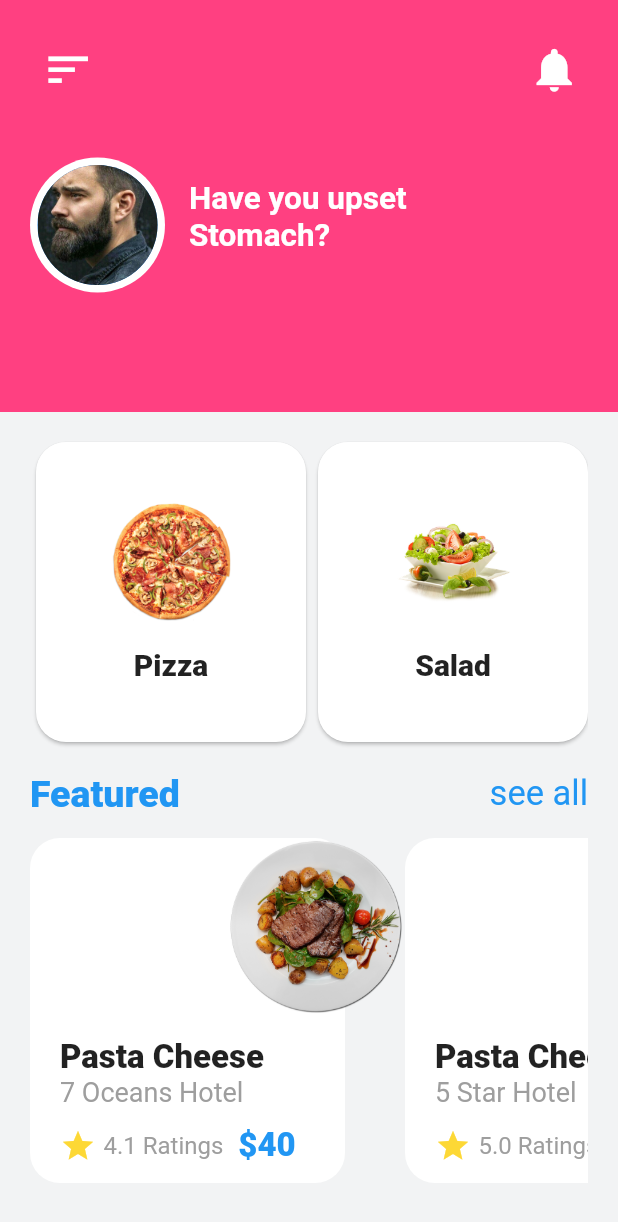
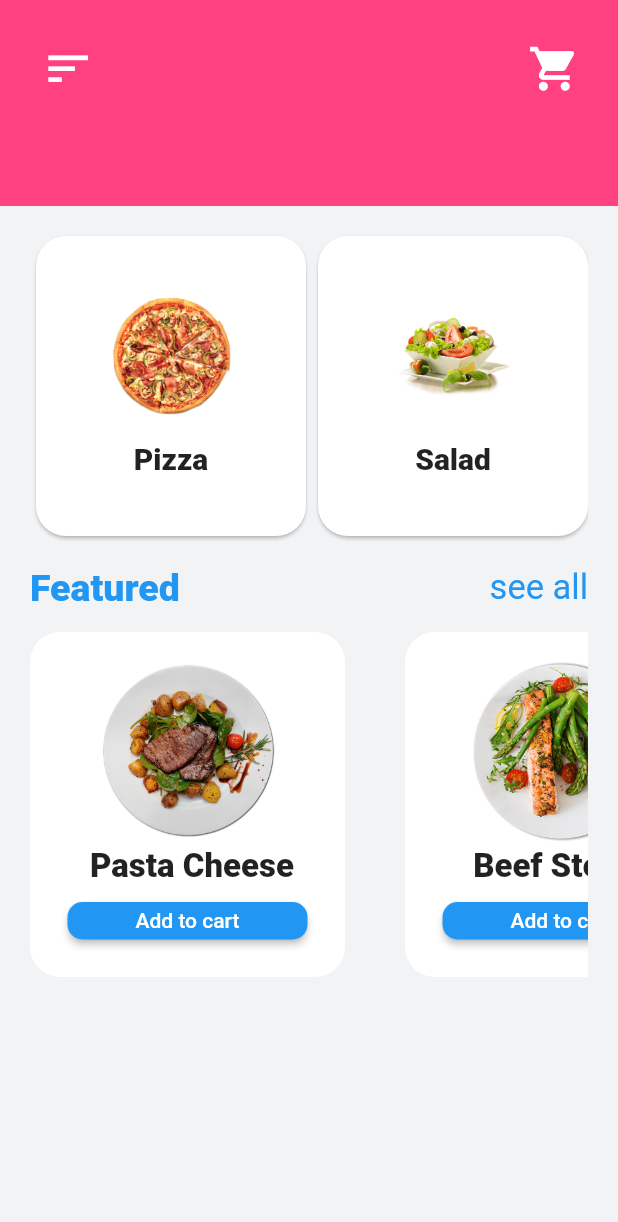
Before and after one commit to Aliza02/Food-app, a Flutter app: the HomePage screen opened directly, on a phone screen of 412 x 824 dp. Shown: the top 1222 px of the screen. Run offline on Flutter 3.47's test engine with Material 2 defaults, Android fonts, the phone set to English and light mode, and no system bars; our stand-ins replace carousel_pro, cloud_firestore, firebase_auth, firebase_core, image_picker; accounts and stored records are empty.

Commit message:
homepage

```diff
--- a/lib/main.dart
+++ b/lib/main.dart
@@ -39,7 +39,7 @@ class MyApp extends StatelessWidget {
       //     }
       //   },
       // ),
-      home: HomePage(),
+      home: Login(),
     );
   }
 }
--- a/lib/screens/homepage.dart
+++ b/lib/screens/homepage.dart
@@ -8,7 +8,6 @@ class HomePage extends StatelessWidget {
     context,
     String foodTitle,
     String image,
-    foodSubTitle,
     String rating,
     String price,
   }) {
@@ -27,55 +26,75 @@ class HomePage extends StatelessWidget {
               crossAxisAlignment: CrossAxisAlignment.start,
               mainAxisAlignment: MainAxisAlignment.end,
               children: [
-                Text(
+                Container(
+                  margin: EdgeInsets.fromLTRB(20, 0, 0, 6),
+                  child: Text(
                     foodTitle,
                     style: TextStyle(fontSize: 22, fontWeight: FontWeight.w900),
                   ),
-                Text(
-                  foodSubTitle,
-                  style: TextStyle(fontSize: 18, color: Colors.grey),
                 ),
+                // Text(
+                //   foodSubTitle,
+                //   style: TextStyle(fontSize: 18, color: Colors.grey),
+                // ),
                 Container(
-                  height: 50,
-                  width: double.infinity,
-                  child: Row(
-                    children: [
-                      Icon(
-                        Icons.star,
-                        color: Colors.yellow[600],
+                  padding: EdgeInsets.all(5),
+                  margin: EdgeInsets.fromLTRB(0, 0, 0, 20),
+                  height: 35,
+                  width: 200,
+                  child: ElevatedButton(
+                    child: Text("Add to cart"),
+                    onPressed: () {
+                      debugPrint('dada');
+                    },
+                    style: ElevatedButton.styleFrom(
+                        shape: RoundedRectangleBorder(
+                            borderRadius: BorderRadius.circular(10)),
+                        // backgroundColor: Theme.of(context).primaryColor,
+                        disabledBackgroundColor: Colors.pinkAccent),
                   ),
-                      SizedBox(
-                        width: 5,
-                      ),
-                      Text(
-                        "$rating Ratings",
-                        style: TextStyle(
-                          fontSize: 16,
-                          color: Colors.grey,
-                        ),
-                      ),
-                      SizedBox(
-                        width: 10,
-                      ),
-                      Text(
-                        "\$$price",
-                        style: TextStyle(
-                            color: Theme.of(context).accentColor,
-                            fontSize: 22,
-                            fontWeight: FontWeight.w900),
-                      ),
-                    ],
-                  ),
+                  //
+                  // Row(
+                  //   children: [
+                  //     Icon(
+                  //       Icons.star,
+                  //       color: Colors.yellow[600],
+                  //     ),
+                  //     SizedBox(
+                  //       width: 5,
+                  //     ),
+                  //     Text(
+                  //       "$rating Ratings",
+                  //       style: TextStyle(
+                  //         fontSize: 16,
+                  //         color: Colors.grey,
+                  //       ),
+                  //     ),
+                  //     SizedBox(
+                  //       width: 10,
+                  //     ),
+                  //     Text(
+                  //       "\$$price",
+                  //       style: TextStyle(
+                  //           color: Theme.of(context).accentColor,
+                  //           fontSize: 22,
+                  //           fontWeight: FontWeight.w900),
+                  //     ),
+                  //   ],
+                  // ),
                 ),
               ],
             ),
           ),
         ),
-        CircleAvatar(
+        Container(
+          margin: EdgeInsets.fromLTRB(0, 20, 85, 0),
+          child: CircleAvatar(
             maxRadius: 60,
             backgroundColor: Colors.transparent,
             backgroundImage: AssetImage(
               "images/$image.png",
+            ),
           ),
         ),
       ],
@@ -130,7 +149,7 @@ class HomePage extends StatelessWidget {
           children: [
             Container(
               margin: EdgeInsets.symmetric(horizontal: 20, vertical: 20),
-              height: 50,
+              height: 20,
               child: Row(
                 mainAxisAlignment: MainAxisAlignment.spaceBetween,
                 children: [
@@ -146,7 +165,7 @@ class HomePage extends StatelessWidget {
                   ),
                   IconButton(
                     icon: Icon(
-                      Icons.notifications,
+                      Icons.shopping_cart,
                       size: 35,
                       color: Colors.white,
                     ),
@@ -162,41 +181,41 @@ class HomePage extends StatelessWidget {
                   child: Column(
                 children: [
                   Container(
-                    height: 120,
+                    height: 0,
                     padding: EdgeInsets.symmetric(horizontal: 20),
                     child: Row(
                       children: [
-                        CircleAvatar(
-                          maxRadius: 45,
-                          backgroundColor: Colors.white,
-                          child: CircleAvatar(
-                            maxRadius: 40,
-                            backgroundImage:
-                                AssetImage("images/profileimage.jpg"),
-                          ),
-                        ),
-                        Container(
-                          height: 80,
-                          width: 180,
-                          child: ListTile(
-                            title: Text(
-                              "Have you upset",
-                              style: TextStyle(
-                                fontSize: 21,
-                                color: Colors.white,
-                                fontWeight: FontWeight.bold,
-                              ),
-                            ),
-                            subtitle: Text(
-                              "Stomach?",
-                              style: TextStyle(
-                                fontSize: 21,
-                                color: Colors.white,
-                                fontWeight: FontWeight.bold,
-                              ),
-                            ),
-                          ),
-                        )
+                        // CircleAvatar(
+                        //   maxRadius: 45,
+                        //   backgroundColor: Colors.white,
+                        //   child: CircleAvatar(
+                        //     maxRadius: 40,
+                        //     backgroundImage:
+                        //         AssetImage("images/profileimage.jpg"),
+                        //   ),
+                        // ),
+                        // Container(
+                        //   height: 80,
+                        //   width: 180,
+                        //   child: ListTile(
+                        //     title: Text(
+                        //       "Have you upset",
+                        //       style: TextStyle(
+                        //         fontSize: 21,
+                        //         color: Colors.white,
+                        //         fontWeight: FontWeight.bold,
+                        //       ),
+                        //     ),
+                        //     subtitle: Text(
+                        //       "Stomach?",
+                        //       style: TextStyle(
+                        //         fontSize: 21,
+                        //         color: Colors.white,
+                        //         fontWeight: FontWeight.bold,
+                        //       ),
+                        //     ),
+                        //   ),
+                        // )
                       ],
                     ),
                   )
@@ -230,7 +249,6 @@ class HomePage extends StatelessWidget {
                         children: [
                           _buildSingleFeature(
                             context: context,
-                            foodSubTitle: "7 Oceans Hotel",
                             foodTitle: "Pasta Cheese",
                             price: "40",
                             rating: "4.1",
@@ -238,8 +256,7 @@ class HomePage extends StatelessWidget {
                           ),
                           _buildSingleFeature(
                             context: context,
-                            foodSubTitle: "5 Star Hotel",
-                            foodTitle: "Pasta Cheese",
+                            foodTitle: " Beef Steak",
                             price: "50",
                             rating: "5.0",
                             image: "chickenbrost",
@@ -259,7 +276,7 @@ class HomePage extends StatelessWidget {
 
   Widget _buildBottomPart(context) {
     return Expanded(
-      flex: 2,
+      flex: 5,
       child: Container(
         padding: EdgeInsets.symmetric(horizontal: 20),
         color: Color(0xfff2f3f4),
@@ -280,7 +297,7 @@ class HomePage extends StatelessWidget {
                         children: [
                           _buildSingleCategory(name: "Pizza", image: "pizza"),
                           _buildSingleCategory(name: "Salad", image: "salad"),
-                          _buildSingleCategory(name: "Bargar", image: "bargar"),
+                          _buildSingleCategory(name: "Burger", image: "bargar"),
                         ],
                       ),
                     ),
--- a/lib/screens/signup.dart
+++ b/lib/screens/signup.dart
@@ -141,6 +141,7 @@ class _SignUpState extends State<SignUp> {
 
   Widget _buildAllTextFormField() {
     return Container(
+      margin: EdgeInsets.fromLTRB(0, 0, 0, 0),
       height: 400,
       child: Column(
         mainAxisAlignment: MainAxisAlignment.spaceEvenly,
@@ -222,7 +223,9 @@ class _SignUpState extends State<SignUp> {
     return Scaffold(
       key: scaffold,
       body: Container(
-        padding: EdgeInsets.symmetric(vertical: 30, horizontal: 20),
+        padding: EdgeInsets.symmetric(vertical: 0, horizontal: 20),
+        margin: EdgeInsets.fromLTRB(0, 0, 0, 0),
+        // constraints: BoxConstraints.tightForFinite(height: 300),
         child: ListView(
           children: [
             Column(
```
Also changed, not shown: 3 other files. Lines whose indentation alone changed are shown as unchanged.
